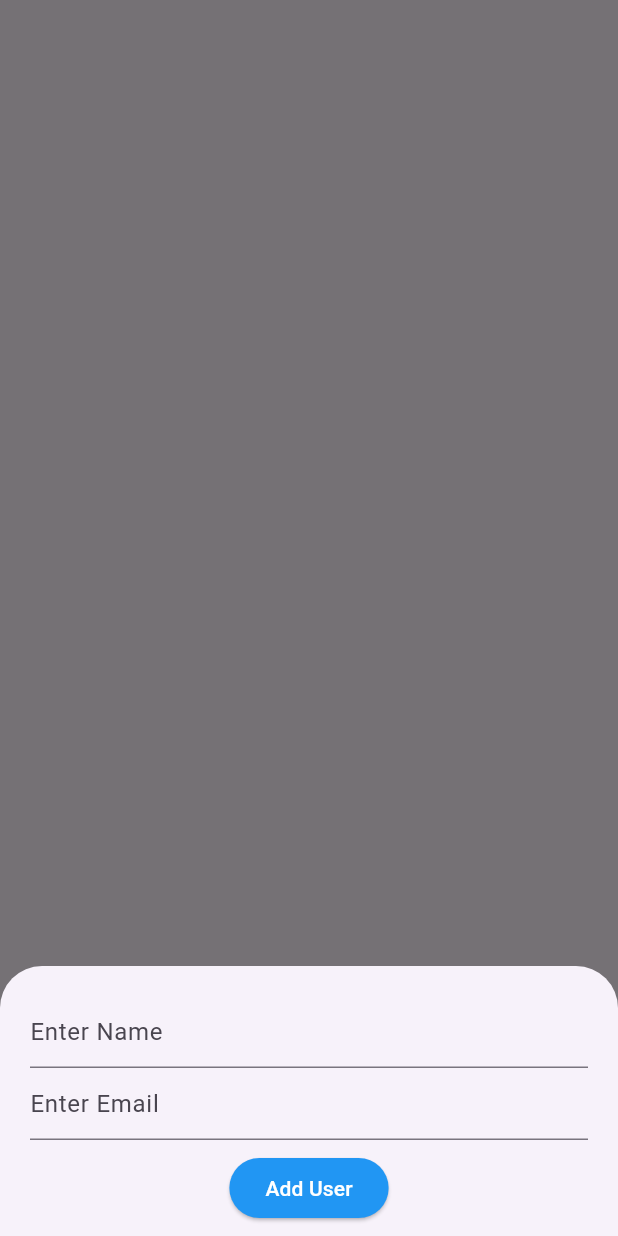
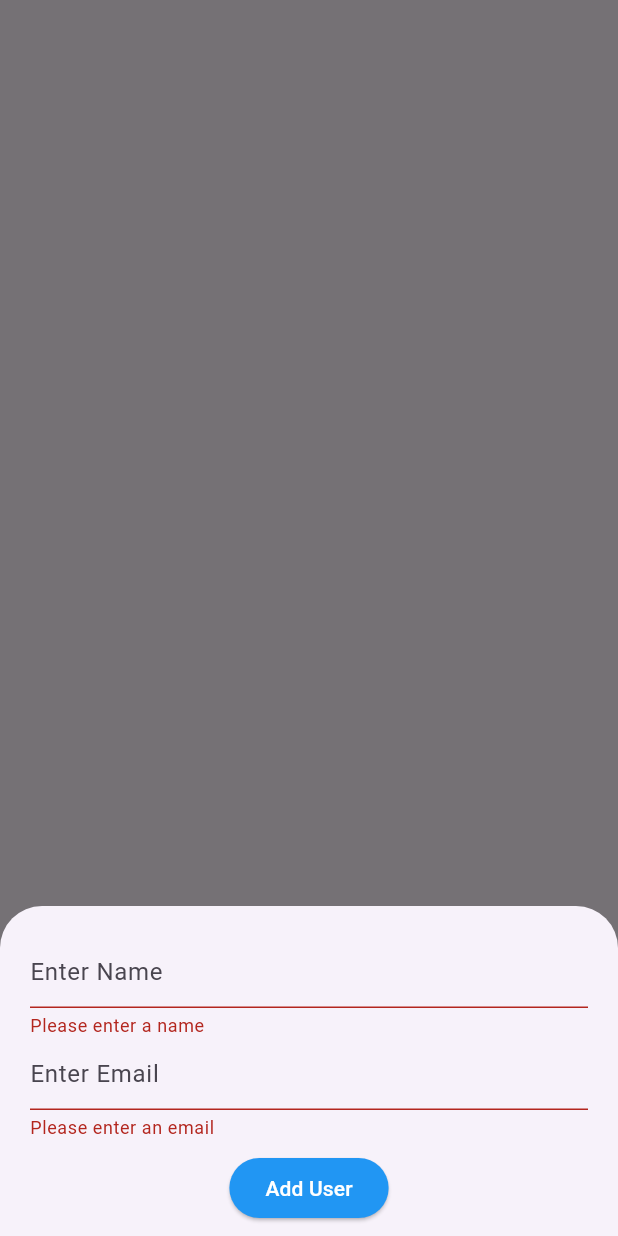
Before and after one commit to pratikshak835/CRUD_operation_with_bloc, a Flutter app: what showBottomSheet() shows on an empty page, opened directly with empty values, after a tap on "Add User", on a phone screen of 412 x 824 dp. Run offline on Flutter 3.47's test engine with Material 3 defaults, Android fonts, the light colour scheme and no system bars; our stand-ins replace email_validator, flutter_bloc.

Commit message:
adding validation on email and name text field

```diff
--- a/lib/crud_opration/view/crud_opration_screen.dart
+++ b/lib/crud_opration/view/crud_opration_screen.dart
@@ -2,6 +2,7 @@ import 'package:crud_operation_using_bloc/crud_opration/bloc/crud_opration_bloc.
 import 'package:crud_operation_using_bloc/crud_opration/bloc/crud_opration_events.dart';
 import 'package:crud_operation_using_bloc/crud_opration/bloc/crud_opration_state.dart';
 import 'package:crud_operation_using_bloc/crud_opration/model/user_model.dart';
+import 'package:email_validator/email_validator.dart';
 import 'package:flutter/material.dart';
 import 'package:flutter_bloc/flutter_bloc.dart';
 
@@ -117,6 +118,8 @@ void showBottomSheet({
   required TextEditingController nameController,
   required TextEditingController emailController,
 }) {
+  final GlobalKey<FormState> formKey = GlobalKey<FormState>();
+
   showModalBottomSheet(
     context: context,
     isScrollControlled: true,
@@ -128,21 +131,44 @@ void showBottomSheet({
           left: 20,
           top: 20,
         ),
+        child: Form(
+          key: formKey,
           child: Column(
             mainAxisSize: MainAxisSize.min,
             children: [
-            TextField(
+              TextFormField(
                 controller: nameController,
-              decoration: const InputDecoration(hintText: 'Enter Name'),
+                decoration: const InputDecoration(
+                  hintText: 'Enter Name',
                 ),
-            TextField(
+                validator: (value) {
+                  if (value == null || value.isEmpty) {
+                    return 'Please enter a name';
+                  }
+                  return null;
+                },
+              ),
+              TextFormField(
                 controller: emailController,
-              decoration: const InputDecoration(hintText: 'Enter Email'),
+                decoration: const InputDecoration(
+                  hintText: 'Enter Email',
+                ),
+                keyboardType: TextInputType.emailAddress,
+                validator: (value) {
+                  if (value == null || value.isEmpty) {
+                    return 'Please enter an email';
+                  }
+                  if (!EmailValidator.validate(value)) {
+                    return 'Enter a valid email';
+                  }
+                  return null;
+                },
               ),
               Padding(
                 padding: const EdgeInsets.all(8),
                 child: ElevatedButton(
                   onPressed: () {
+                    if (formKey.currentState!.validate()) {
                       final user = User(
                         name: nameController.text,
                         email: emailController.text,
@@ -153,9 +179,12 @@ void showBottomSheet({
                             .read<UserListBloc>()
                             .add(UpdateUserEvent(user: user));
                       } else {
-                    context.read<UserListBloc>().add(AddUserEvent(user: user));
+                        context
+                            .read<UserListBloc>()
+                            .add(AddUserEvent(user: user));
                       }
                       Navigator.pop(context);
+                    }
                   },
                   style: ElevatedButton.styleFrom(backgroundColor: Colors.blue),
                   child: Text(
@@ -166,6 +195,7 @@ void showBottomSheet({
               ),
             ],
           ),
+        ),
       );
     },
   );
--- a/pubspec.yaml
+++ b/pubspec.yaml
@@ -37,6 +37,7 @@ dependencies:
   cupertino_icons: ^1.0.6
   bloc: ^8.1.4
   flutter_bloc: ^8.1.6
+  email_validator: ^2.1.17
 
 dev_dependencies:
   flutter_test:
```
Lines whose indentation alone changed are shown as unchanged.
